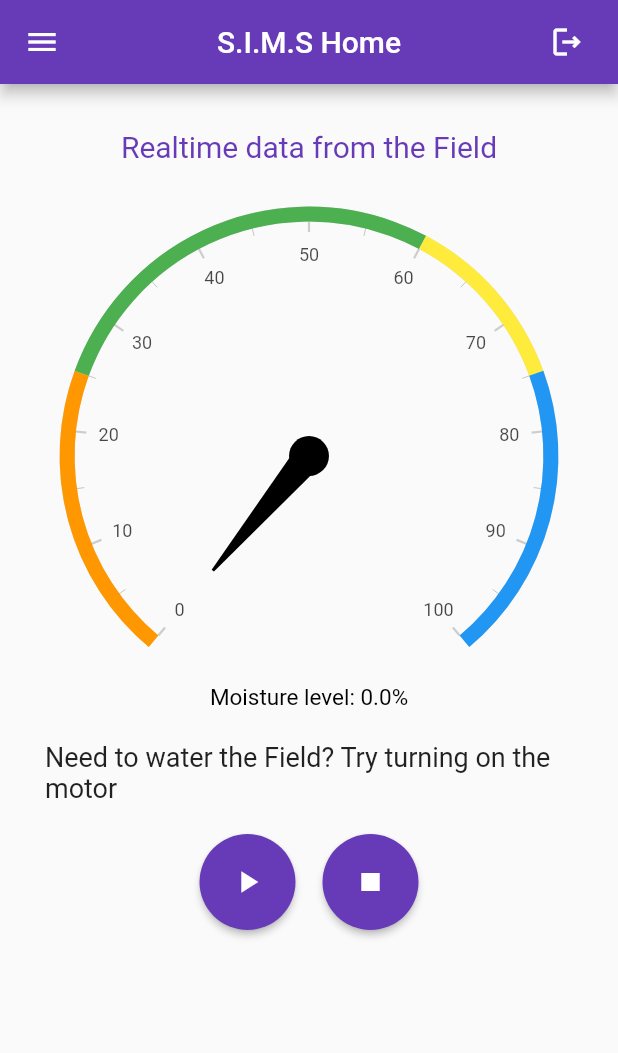
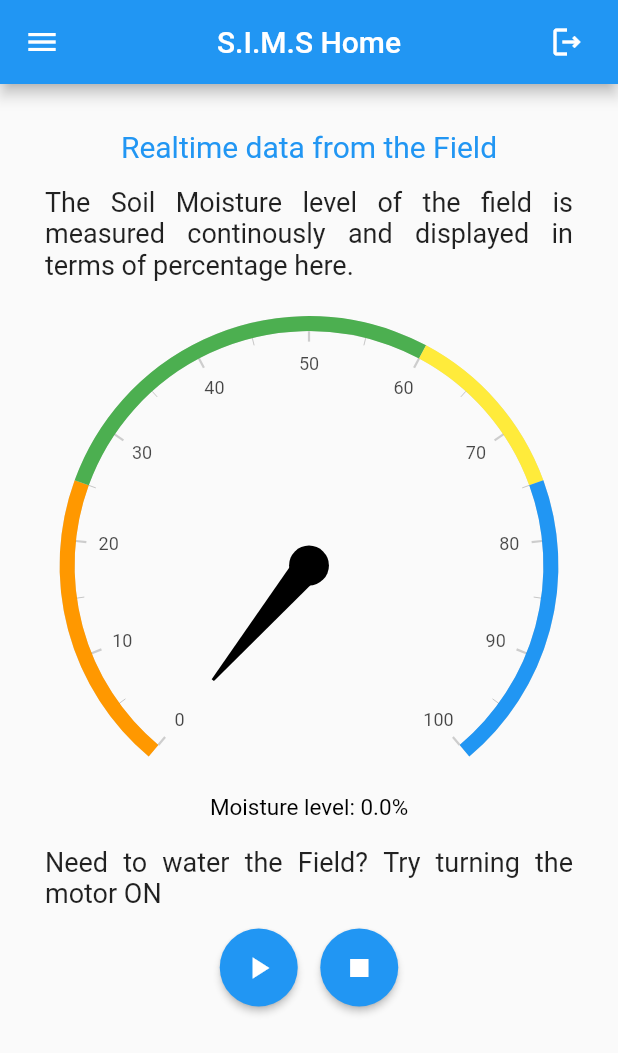
Before and after one commit to Maheash/SIMS, a Flutter app: the SoilMoisture screen opened directly, on a phone screen of 412 x 824 dp. Shown: the top 1053 px of the screen. Run offline on Flutter 3.47's test engine with Material 2 defaults, Android fonts, the phone set to English and light mode, and no system bars; drawn by our look-alikes of syncfusion_flutter_gauges; our stand-ins replace cloud_firestore, firebase_auth, firebase_core, firebase_database, fluttertoast; accounts and stored records are empty.

Commit message:
Changes in UI

```diff
--- a/sims_app/lib/UI/screens/soil_moisture.dart
+++ b/sims_app/lib/UI/screens/soil_moisture.dart
@@ -13,6 +13,8 @@ import '../utils/utils.dart';
 import 'dart:convert';
 
 import 'package:http/http.dart' as http;
+
+import '../widgets/round_button.dart';
 
 class SoilMoisture extends StatefulWidget {
   const SoilMoisture({super.key});
@@ -110,9 +112,15 @@ class _SoilMoistureState extends State<SoilMoisture> {
             ),
             const Text(
               "Realtime data from the Field",
-              style: TextStyle(color: Colors.deepPurple, fontSize: 20),
+              style: TextStyle(color: Colors.blue, fontSize: 20),
             ),
-            SizedBox(height: 20),
+            SizedBox(height: 15),
+            Text("\t\t\tThe Soil Moisture level of the field is measured continously and displayed in terms of percentage here.",
+            style: TextStyle(
+              fontSize: 18
+              ),
+              textAlign: TextAlign.justify),
+            SizedBox(height: 15),
             Center(
                 child: StreamBuilder(
               stream: ref.onValue,
@@ -180,12 +188,13 @@ class _SoilMoistureState extends State<SoilMoisture> {
                 }
               },
             )),
-            SizedBox(height: 15),
+            SizedBox(height: 12),
             Text(
-              "Need to water the Field? Try turning on the motor",
+              "Need to water the Field? Try turning the motor ON",
+              textAlign: TextAlign.justify,
               style: TextStyle(fontSize: 18),
             ),
-            SizedBox(height: 20),
+            SizedBox(height: 13),
             Row(
               mainAxisAlignment: MainAxisAlignment.center,
               children: [
@@ -196,11 +205,11 @@ class _SoilMoistureState extends State<SoilMoisture> {
                   child: Icon(Icons.play_arrow),
                   style: ElevatedButton.styleFrom(
                     shape: CircleBorder(),
-                    padding: EdgeInsets.all(20),
-                    minimumSize: Size(20, 20),
+                    padding: EdgeInsets.all(14),
+                    minimumSize: Size(10, 10),
                   ),
                 ),
-                SizedBox(width: 18),
+                SizedBox(width: 15),
                 ElevatedButton(
                   onPressed: () {
                     turnOffRelay();
@@ -208,8 +217,8 @@ class _SoilMoistureState extends State<SoilMoisture> {
                   child: Icon(Icons.stop),
                   style: ElevatedButton.styleFrom(
                     shape: CircleBorder(),
-                    padding: EdgeInsets.all(20),
-                    minimumSize: Size(20, 20),
+                    padding: EdgeInsets.all(14),
+                    minimumSize: Size(10, 10),
                   ),
                 )
               ],
--- a/sims_app/lib/UI/widgets/round_button.dart
+++ b/sims_app/lib/UI/widgets/round_button.dart
@@ -16,7 +16,7 @@ class RoundButton extends StatelessWidget {
         height: 50,
         width: 100,
         decoration: BoxDecoration(
-          color: Colors.deepPurple,
+          color: Colors.blue,
           borderRadius: BorderRadius.circular(10),
         ),
         child: Center(
--- a/sims_app/lib/main.dart
+++ b/sims_app/lib/main.dart
@@ -34,7 +34,7 @@ class MyApp extends StatelessWidget {
         // or simply save your changes to "hot reload" in a Flutter IDE).
         // Notice that the counter didn't reset back to zero; the application
         // is not restarted.
-        primarySwatch: Colors.deepPurple,
+        primarySwatch: Colors.blue,
       ),
       // home: SplashScreen(),
       home: FutureBuilder(
```
Also changed, not shown: sims_app/lib/UI/auth/login_screen.dart (+3 -4 lines), sims_app/lib/UI/screens/home_screen.dart (+29 -62 lines), sims_app/lib/UI/screens/water_level.dart (+18 -9 lines), sims_app/lib/UI/splash_screen.dart (+7 -1 lines), sims_app/lib/UI/utils/uid.dart (deleted, +0 -20 lines), 1 other file.
